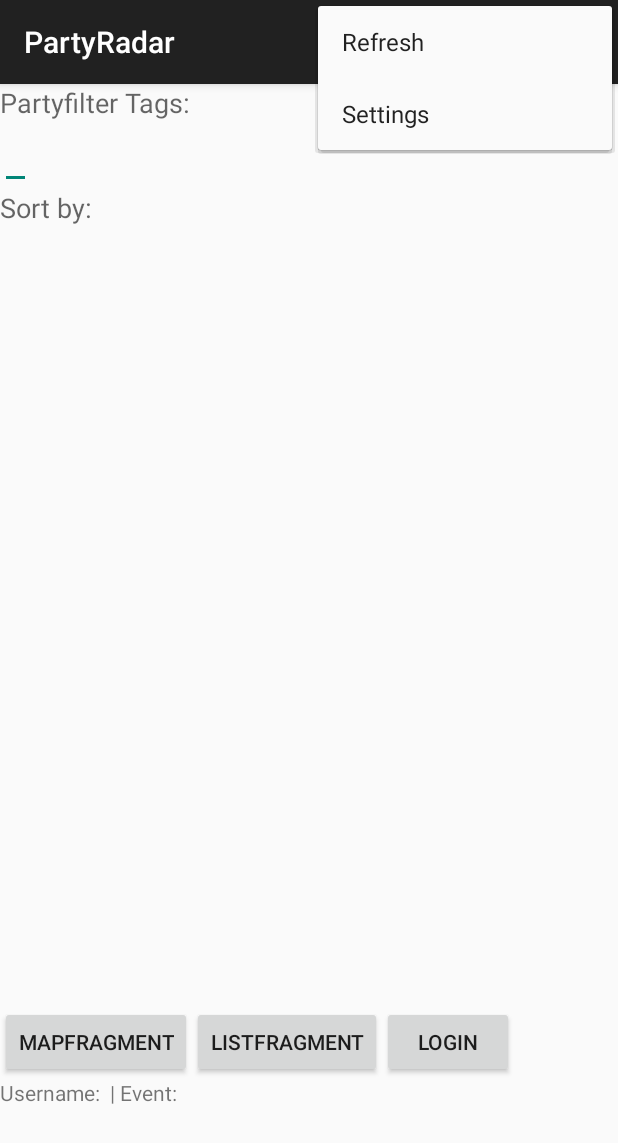
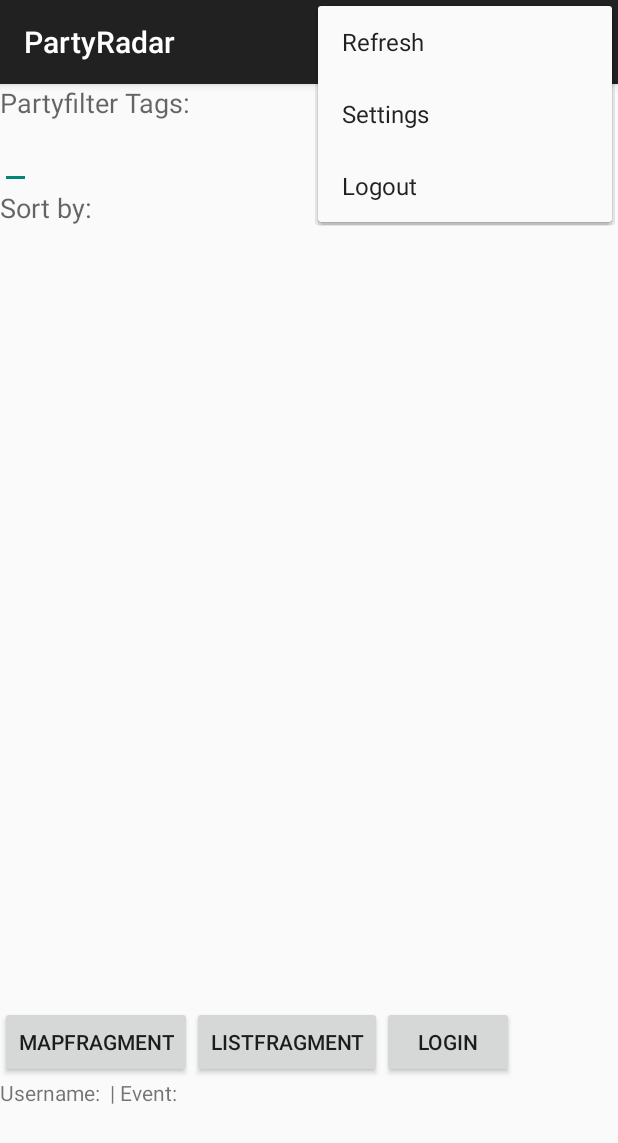
Before and after one commit to stefanholzapfel/partyradar_app, an Android app: the screen it shows after launch (MainActivity), with the options menu open, on a phone screen of 412 x 824 dp. Shown: the top 1143 px of the screen. Run offline under Robolectric (Android 15) with nearby library versions, the light colour scheme and no system bars.

Commit message:
Added logout function

```diff
--- a/app/src/main/res/menu/menu_main.xml
+++ b/app/src/main/res/menu/menu_main.xml
@@ -3,12 +3,15 @@
     xmlns:tools="http://schemas.android.com/tools" tools:context=".MainActivity">
 
     <item android:id="@+id/action_select_event" android:title="@string/action_select_event"
-        android:orderInCategory="1" app:showAsAction="always" android:visible="false" />
+        android:orderInCategory="1" app:showAsAction="ifRoom" android:visible="false" />
 
     <item android:id="@+id/action_refresh" android:title="@string/action_refresh"
-        android:orderInCategory="1" app:showAsAction="never" />
+        android:orderInCategory="10" app:showAsAction="never" />
 
     <item android:id="@+id/action_settings" android:title="@string/action_settings"
         android:orderInCategory="100" app:showAsAction="never" />
 
+    <item android:id="@+id/action_logout" android:title="@string/action_logout"
+        android:orderInCategory="200" app:showAsAction="never" />
+
 </menu>
```
Also changed, not shown: app/src/main/java/at/fhtw/partyradar/MainActivity.java (+10 -0 lines), app/src/main/java/at/fhtw/partyradar/authentication/AuthenticationHelper.java (+16 -0 lines).
